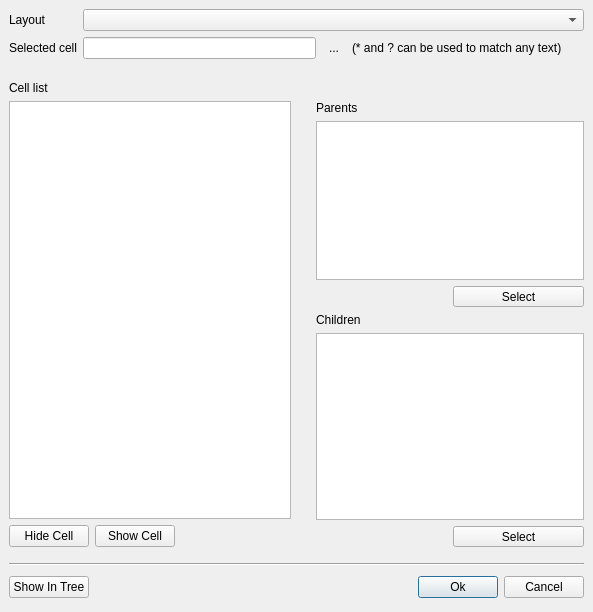
This is src/laybasic/CellSelectionForm.ui in KLayout/klayout as Qt 5 draws it before an edit. The edited form follows.
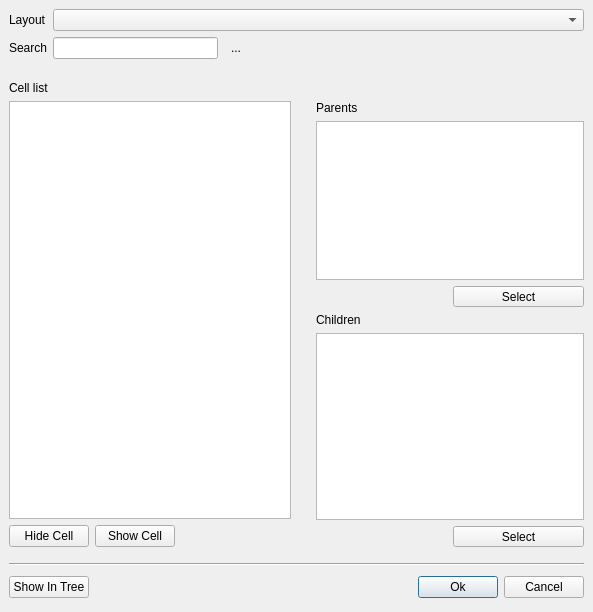
This is the edited form. Icons and pictures are not drawn. Custom widgets are drawn as their Qt base class.

Commit message:
Advanced search features for the cell selection form too
* Case sensitive/insensitive (persistent)
* Expressions yes/no (persistent)
* Clear button
* Tab keys to navigate between found cells

The edit to the form file:
```diff
--- a/src/laybasic/CellSelectionForm.ui
+++ b/src/laybasic/CellSelectionForm.ui
@@ -214,54 +214,33 @@
          <property name="spacing" >
           <number>6</number>
          </property>
-         <item row="1" column="0" >
-          <widget class="QLabel" name="label_2" >
-           <property name="text" >
-            <string>Selected cell</string>
-           </property>
-          </widget>
-         </item>
-         <item row="0" column="0" >
-          <widget class="QLabel" name="layout_lbl" >
-           <property name="text" >
+         <item row="0" column="0">
+          <widget class="QLabel" name="layout_lbl">
+           <property name="text">
             <string>Layout</string>
            </property>
           </widget>
          </item>
-         <item row="1" column="1" >
-          <widget class="QLineEdit" name="le_cell_name" >
-           <property name="sizePolicy" >
-            <sizepolicy>
-             <hsizetype>7</hsizetype>
-             <vsizetype>0</vsizetype>
-             <horstretch>1</horstretch>
-             <verstretch>1</verstretch>
-            </sizepolicy>
+         <item row="1" column="0">
+          <widget class="QLabel" name="label_2">
+           <property name="text">
+            <string>Search</string>
            </property>
           </widget>
          </item>
-         <item row="0" column="1" colspan="3" >
-          <widget class="QComboBox" name="cb_views" >
-           <property name="sizePolicy" >
-            <sizepolicy>
-             <hsizetype>7</hsizetype>
-             <vsizetype>0</vsizetype>
+         <item row="1" column="1">
+          <widget class="lay::DecoratedLineEdit" name="le_cell_name">
+           <property name="sizePolicy">
+            <sizepolicy hsizetype="Expanding" vsizetype="Fixed">
              <horstretch>1</horstretch>
              <verstretch>1</verstretch>
             </sizepolicy>
            </property>
           </widget>
          </item>
-         <item row="1" column="3" >
-          <widget class="QLabel" name="label" >
-           <property name="text" >
-            <string>(* and ? can be used to match any text)</string>
-           </property>
-          </widget>
-         </item>
-         <item row="1" column="2" >
-          <widget class="QToolButton" name="find_next" >
-           <property name="toolTip" >
+         <item row="1" column="2">
+          <widget class="QToolButton" name="find_next">
+           <property name="toolTip">
             <string>Find Next</string>
            </property>
            <property name="text" >
@@ -275,6 +254,29 @@
            </property>
           </widget>
          </item>
+         <item row="0" column="1" colspan="4">
+          <widget class="QComboBox" name="cb_views">
+           <property name="sizePolicy">
+            <sizepolicy hsizetype="Expanding" vsizetype="Fixed">
+             <horstretch>1</horstretch>
+             <verstretch>1</verstretch>
+            </sizepolicy>
+           </property>
+          </widget>
+         </item>
+         <item row="1" column="3" colspan="2">
+          <spacer name="horizontalSpacer">
+           <property name="orientation">
+            <enum>Qt::Horizontal</enum>
+           </property>
+           <property name="sizeHint" stdset="0">
+            <size>
+             <width>40</width>
+             <height>20</height>
+            </size>
+           </property>
+          </spacer>
+         </item>
         </layout>
        </widget>
       </item>
@@ -475,7 +477,14 @@
    </item>
   </layout>
  </widget>
- <layoutdefault spacing="6" margin="11" />
+ <layoutdefault spacing="6" margin="11"/>
+ <customwidgets>
+  <customwidget>
+   <class>lay::DecoratedLineEdit</class>
+   <extends>QLineEdit</extends>
+   <header>layWidgets.h</header>
+  </customwidget>
+ </customwidgets>
  <resources>
   <include location="layResources.qrc" />
  </resources>
```
Left out of the diff: 382 changed lines with no effect on the pictures. The commit also changes 2 other files.
